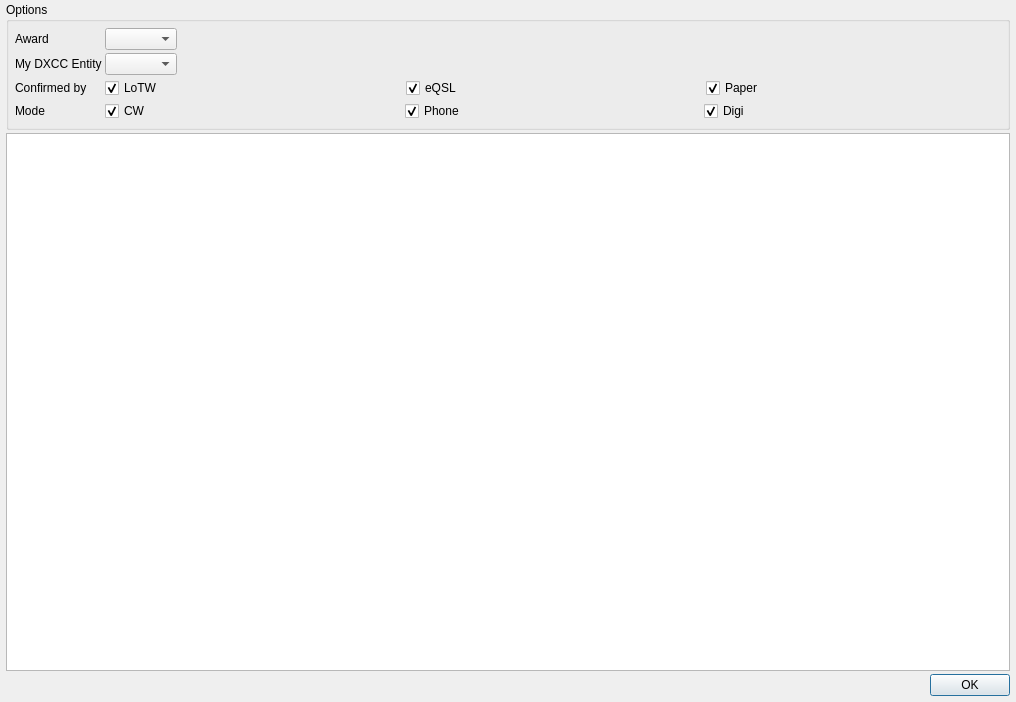
First picture: the form in ui/AwardsDialog.ui, repository jg3hlx/QLog, before the edit.
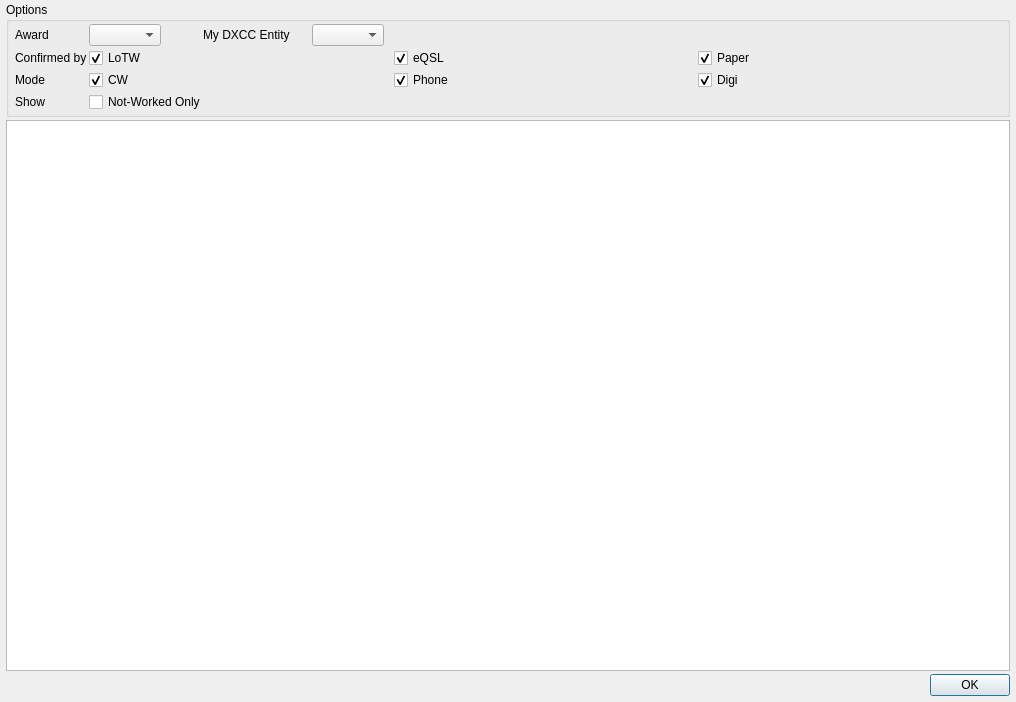
Second picture: the form after the edit.

Commit message: Awards: Added Not-Worked Filter

What changed in the file:
```diff
--- a/ui/AwardsDialog.ui
+++ b/ui/AwardsDialog.ui
@@ -36,22 +36,22 @@
      </property>
      <layout class="QFormLayout" name="formLayout_2">
       <property name="horizontalSpacing">
-       <number>3</number>
+       <number>2</number>
       </property>
       <property name="verticalSpacing">
-       <number>3</number>
+       <number>2</number>
       </property>
       <property name="leftMargin">
        <number>6</number>
       </property>
       <property name="topMargin">
-       <number>6</number>
+       <number>2</number>
       </property>
       <property name="rightMargin">
        <number>6</number>
       </property>
       <property name="bottomMargin">
-       <number>6</number>
+       <number>2</number>
       </property>
       <item row="0" column="0">
        <widget class="QLabel" name="awardNameLabel">
@@ -61,6 +61,8 @@
        </widget>
       </item>
       <item row="0" column="1">
+       <layout class="QHBoxLayout" name="horizontalLayout_3">
+        <item>
        <widget class="QComboBox" name="awardComboBox">
         <property name="sizePolicy">
          <sizepolicy hsizetype="Maximum" vsizetype="Fixed">
@@ -70,14 +72,46 @@
         </property>
        </widget>
       </item>
-      <item row="1" column="0">
+        <item>
+         <spacer name="horizontalSpacer">
+          <property name="orientation">
+           <enum>Qt::Horizontal</enum>
+          </property>
+          <property name="sizeType">
+           <enum>QSizePolicy::Maximum</enum>
+          </property>
+          <property name="sizeHint" stdset="0">
+           <size>
+            <width>40</width>
+            <height>20</height>
+           </size>
+          </property>
+         </spacer>
+        </item>
+        <item>
        <widget class="QLabel" name="myEntityLabel">
         <property name="text">
          <string>My DXCC Entity</string>
         </property>
        </widget>
       </item>
-      <item row="1" column="1">
+        <item>
+         <spacer name="horizontalSpacer_3">
+          <property name="orientation">
+           <enum>Qt::Horizontal</enum>
+          </property>
+          <property name="sizeType">
+           <enum>QSizePolicy::Minimum</enum>
+          </property>
+          <property name="sizeHint" stdset="0">
+           <size>
+            <width>20</width>
+            <height>20</height>
+           </size>
+          </property>
+         </spacer>
+        </item>
+        <item>
        <widget class="QComboBox" name="myEntityComboBox">
         <property name="sizePolicy">
          <sizepolicy hsizetype="Maximum" vsizetype="Fixed">
@@ -87,18 +121,30 @@
         </property>
        </widget>
       </item>
-      <item row="2" column="0">
+        <item>
+         <spacer name="horizontalSpacer_2">
+          <property name="orientation">
+           <enum>Qt::Horizontal</enum>
+          </property>
+          <property name="sizeHint" stdset="0">
+           <size>
+            <width>40</width>
+            <height>20</height>
+           </size>
+          </property>
+         </spacer>
+        </item>
+       </layout>
+      </item>
+      <item row="1" column="0">
        <widget class="QLabel" name="confirmedLabel">
         <property name="text">
          <string>Confirmed by</string>
         </property>
        </widget>
       </item>
-      <item row="2" column="1">
+      <item row="1" column="1">
        <layout class="QHBoxLayout" name="horizontalLayout">
-        <property name="spacing">
-         <number>6</number>
-        </property>
         <item>
          <widget class="QCheckBox" name="lotwCheckBox">
           <property name="text">
@@ -131,14 +177,14 @@
         </item>
        </layout>
       </item>
-      <item row="3" column="0">
+      <item row="2" column="0">
        <widget class="QLabel" name="modelabel">
         <property name="text">
          <string>Mode</string>
         </property>
        </widget>
       </item>
-      <item row="3" column="1">
+      <item row="2" column="1">
        <layout class="QHBoxLayout" name="horizontalLayout_2">
         <item>
          <widget class="QCheckBox" name="cwCheckBox">
@@ -172,6 +218,20 @@
         </item>
        </layout>
       </item>
+      <item row="3" column="1">
+       <widget class="QCheckBox" name="notWorkedCheckBox">
+        <property name="text">
+         <string>Not-Worked Only</string>
+        </property>
+       </widget>
+      </item>
+      <item row="3" column="0">
+       <widget class="QLabel" name="label">
+        <property name="text">
+         <string>Show</string>
+        </property>
+       </widget>
+      </item>
      </layout>
     </widget>
    </item>
```
Left out of the diff: 16 changed lines with no effect on the pictures. Lines whose indentation alone changed are shown as unchanged. The commit also changes 2 other files.
